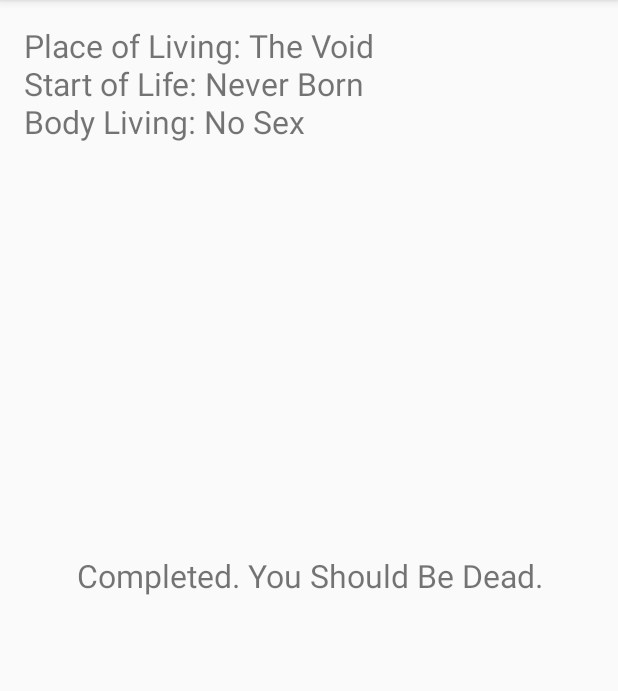
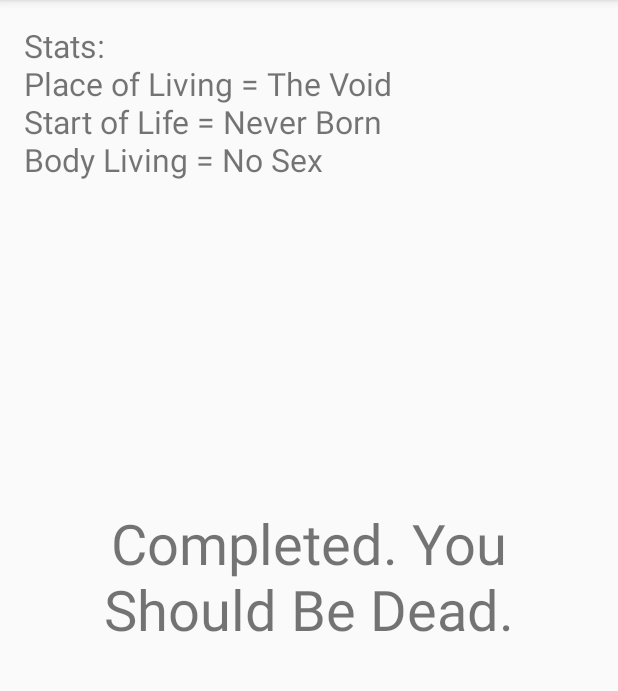
Before and after one commit to ajr-zimmer/time-to-die, an Android app: the DisplayUserInfoActivity screen opened directly, with no data from a screen before it, on a phone screen of 412 x 824 dp, the part 84-775 px from its top. Run offline under Robolectric (Android 15) with nearby library versions, the phone set to English and light mode, and no system bars; 1 statement that could not run was skipped.

Commit message:
Added the ability to see number of days. Changed the formatting of the countdown text

```diff
--- a/app/src/main/java/com/ttd/cain/timetodie/activities/DisplayUserInfoActivity.java
+++ b/app/src/main/java/com/ttd/cain/timetodie/activities/DisplayUserInfoActivity.java
@@ -45,7 +45,7 @@ public class DisplayUserInfoActivity extends AppCompatActivity {
         dateOfBirth = Utils.readSharedSetting(DisplayUserInfoActivity.this, CaptureUserInfoActivity.PREF_USER_DOB, "Never Born");
         sex = Utils.readSharedSetting(DisplayUserInfoActivity.this, CaptureUserInfoActivity.PREF_USER_SEX, "No Sex");
 
-        String stats = "Place of Living: "+ country +"\n"+ "Start of Life: " + dateOfBirth +"\n"+ "Body Living: "+ sex;
+        String stats = "Stats:\nPlace of Living = "+ country +"\n"+ "Start of Life = " + dateOfBirth +"\n"+ "Body Living = "+ sex;
         TextView userstats = (TextView) findViewById(R.id.userstats);
         userstats.setText(stats);
 
@@ -191,7 +191,8 @@ public class DisplayUserInfoActivity extends AppCompatActivity {
         public void onTick(long millisUntilFinished){
             long millis = millisUntilFinished;
 
-            String hms = String.format("%02d:%02d:%02d", java.util.concurrent.TimeUnit.MILLISECONDS.toHours(millis),
+            String hms = String.format("%02d Days\n%02d Hours\n%02d Minutes\n%02d Seconds", java.util.concurrent.TimeUnit.MILLISECONDS.toDays(millis),
+                    java.util.concurrent.TimeUnit.MILLISECONDS.toHours(millis) - java.util.concurrent.TimeUnit.DAYS.toHours(java.util.concurrent.TimeUnit.MILLISECONDS.toDays(millis)),
                     java.util.concurrent.TimeUnit.MILLISECONDS.toMinutes(millis) - java.util.concurrent.TimeUnit.HOURS.toMinutes(java.util.concurrent.TimeUnit.MILLISECONDS.toHours(millis)),
                     java.util.concurrent.TimeUnit.MILLISECONDS.toSeconds(millis) - java.util.concurrent.TimeUnit.MINUTES.toSeconds(java.util.concurrent.TimeUnit.MILLISECONDS.toMinutes(millis)));
             //System.out.println(hms);
--- a/app/src/main/res/layout/activity_display_user_info.xml
+++ b/app/src/main/res/layout/activity_display_user_info.xml
@@ -23,7 +23,7 @@
         android:layout_width="wrap_content"
         android:layout_height="wrap_content"
         android:gravity="center"
-        android:textSize="21dp"
+        android:textSize="37dp"
         android:text="Countdown"
         android:layout_centerVertical="true"
         android:layout_centerHorizontal="true" />
```
